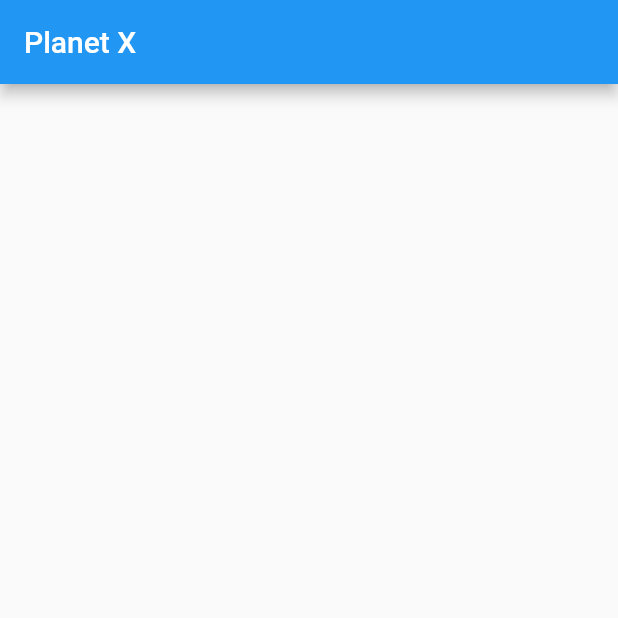
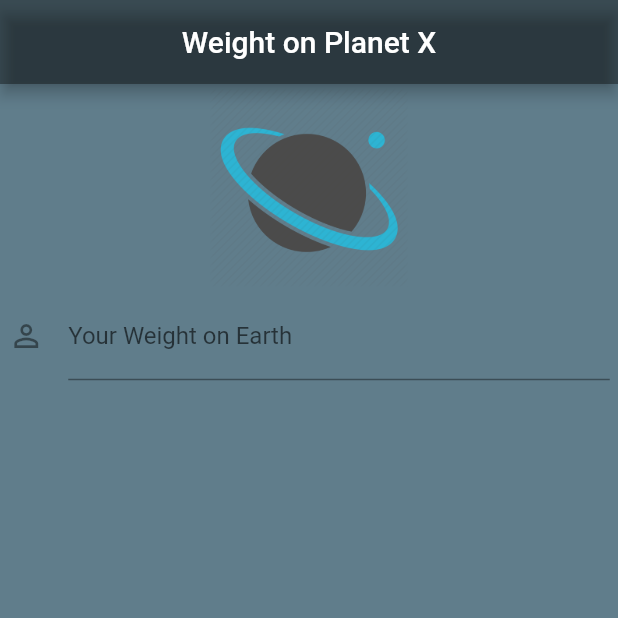
Before and after one commit to gulamanas/weight-on-planet-flutter, a Flutter app: the screen it shows after launch, on a phone screen of 412 x 824 dp, the top half of it. Run offline on Flutter 3.47's test engine with Material 2 defaults, Android fonts, the phone set to English and light mode, and no system bars.

Commit message:
added number field for weight

```diff
--- a/lib/home.dart
+++ b/lib/home.dart
@@ -12,7 +12,39 @@ class _HomeState extends State<Home> {
   Widget build(BuildContext context) {
     return Scaffold(
       appBar: AppBar(
-        title: Text('Planet X'),
+        title: Text('Weight on Planet X'),
+        centerTitle: true,
+        backgroundColor: Colors.black38,
+      ),
+      backgroundColor: Colors.blueGrey,
+      body: Container(
+        alignment: Alignment.topCenter,
+        child: ListView(
+          padding: const EdgeInsets.all(2.5),
+          children: [
+            Image.asset("assets/planet.png",
+            height: 133.0,
+            width: 200.0,),
+
+            Container(
+              margin: const EdgeInsets.all(3.0),
+              alignment: Alignment.center,
+              child: Column(
+                children: [
+                  TextField(
+                    controller: null,
+                    keyboardType: TextInputType.number,
+                    decoration: InputDecoration(
+                      labelText: 'Your Weight on Earth',
+                      hintText: 'In Pounds',
+                      icon: Icon(Icons.person_outline),
+                    ),
+                  )
+                ],
+              ),
+            )
+          ],
+        ),
       ),
     );
   }
```
